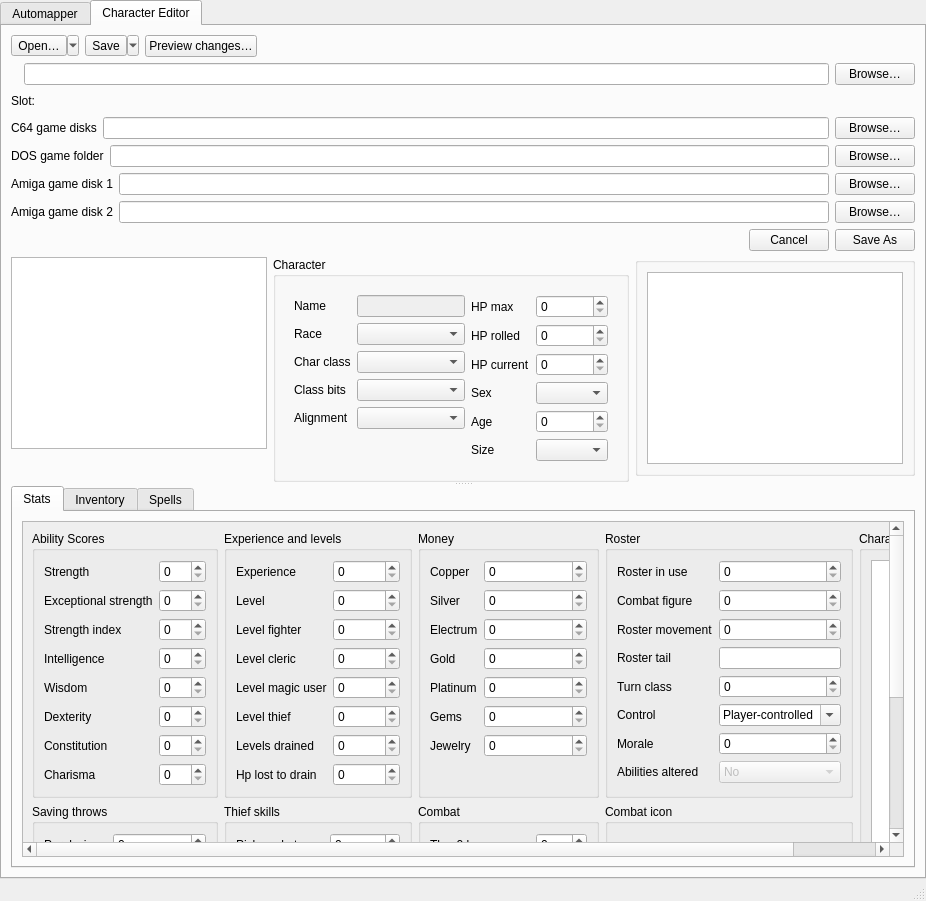
Before: the Qt Designer form wish/window.ui in malcyon/wish, drawn with Qt 5.
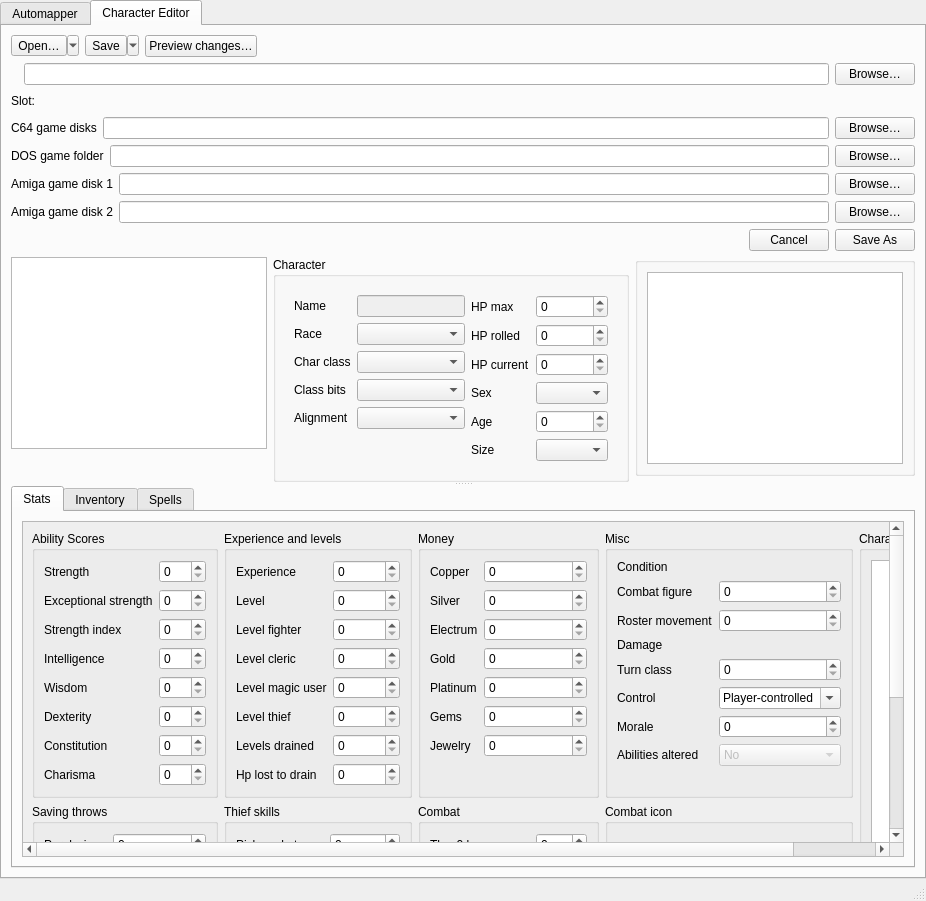
After: the same form once the commit is applied. The open tabs and pages were chosen to show the change. Custom widgets are drawn as their Qt base class.

Commit message: Rename the Roster box Misc, show a character's condition as words and his damage decoded, and stop showing the raw tail (#761)

The edit to the form file:
```diff
--- a/wish/window.ui
+++ b/wish/window.ui
@@ -2392,25 +2392,18 @@
                 <item row="0" column="3">
                  <widget class="QGroupBox" name="box_roster">
                   <property name="title">
-                   <string>Roster</string>
+                   <string>Misc</string>
                   </property>
                   <layout class="QFormLayout" name="form_roster">
                    <item row="0" column="0">
                     <widget class="QLabel" name="label_roster_in_use">
                      <property name="text">
-                      <string>Roster in use</string>
+                      <string>Condition</string>
                      </property>
                     </widget>
                    </item>
                    <item row="0" column="1">
-                    <widget class="QSpinBox" name="field_roster_in_use">
-                     <property name="minimum">
-                      <number>0</number>
-                     </property>
-                     <property name="maximum">
-                      <number>255</number>
-                     </property>
-                    </widget>
+                    <widget class="QLabel" name="value_condition" />
                    </item>
                    <item row="1" column="0">
                     <widget class="QLabel" name="label_party_order">
@@ -2449,12 +2442,12 @@
                    <item row="3" column="0">
                     <widget class="QLabel" name="label_roster_tail">
                      <property name="text">
-                      <string>Roster tail</string>
+                      <string>Damage</string>
                      </property>
                     </widget>
                    </item>
                    <item row="3" column="1">
-                    <widget class="QLineEdit" name="field_roster_tail" />
+                    <widget class="QLabel" name="value_damage" />
                    </item>
                    <item row="4" column="0">
                     <widget class="QLabel" name="label_turn_class">
```
Left out of the diff: 8 changed lines with no effect on the pictures. The commit also changes 9 other files.
